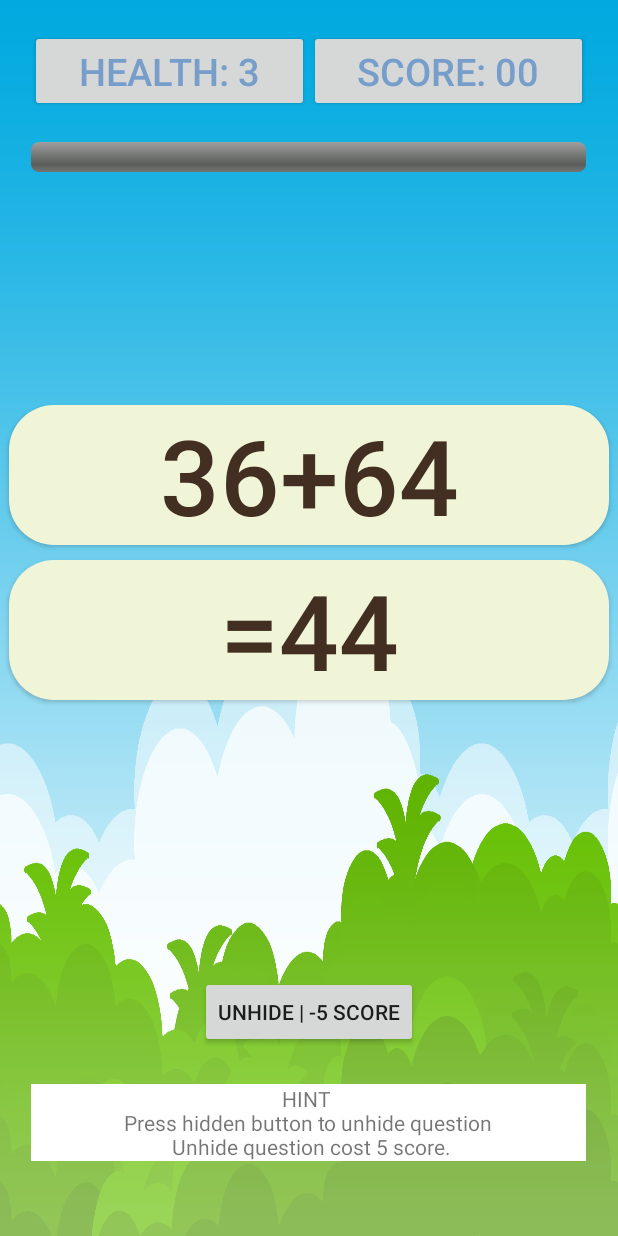
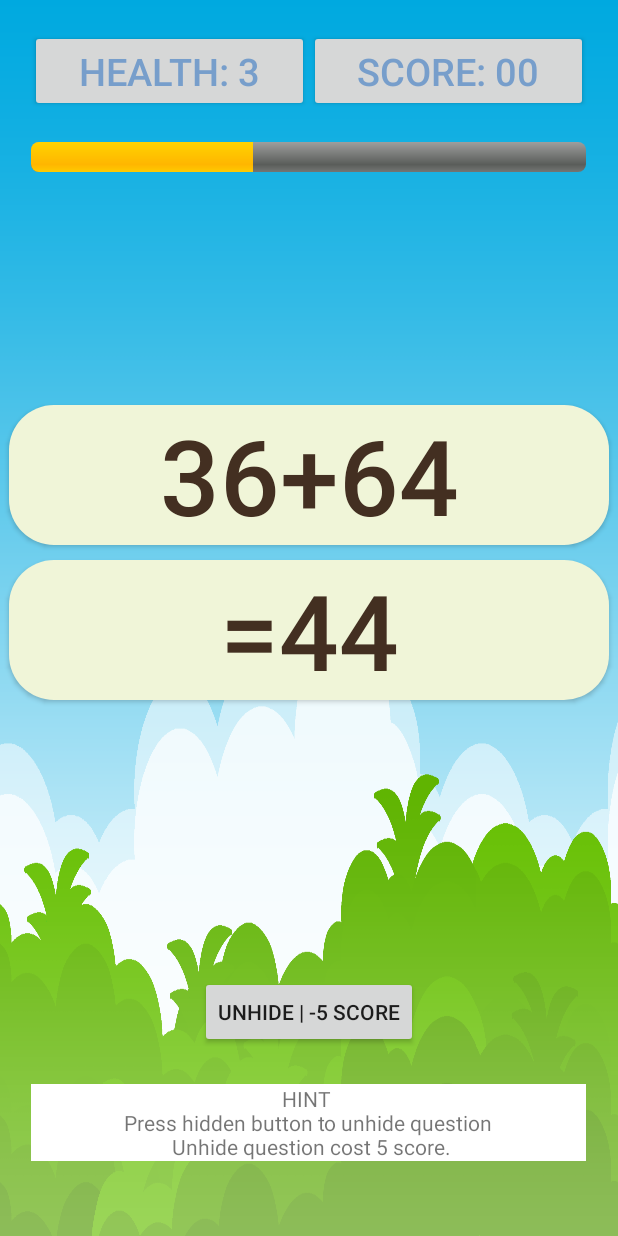
Before and after one commit to aldrichwidjaja/educationalApp_Aldrich, an Android app: the game_activity screen opened directly, with no data from a screen before it, on a phone screen of 412 x 824 dp. Run offline under Robolectric (Android 15) with nearby library versions, the phone set to English and light mode, and no system bars.

Commit message:
final product hopefully

```diff
--- a/EducationalApp_Aldrich/app/src/main/java/com/example/educationalapp_aldrich/game_activity.java
+++ b/EducationalApp_Aldrich/app/src/main/java/com/example/educationalapp_aldrich/game_activity.java
@@ -5,13 +5,18 @@ import androidx.appcompat.app.AppCompatActivity;
 import android.content.Context;
 import android.content.Intent;
 import android.content.SharedPreferences;
+import android.content.res.ColorStateList;
+import android.graphics.Color;
 import android.os.Bundle;
+import android.os.CountDownTimer;
 import android.os.Handler;
 import android.os.Vibrator;
+import android.util.Log;
 import android.view.View;
 import android.widget.Button;
 import android.widget.ImageButton;
 import android.widget.LinearLayout;
+import android.widget.ProgressBar;
 import android.widget.TextView;
 
 import java.util.Random;
@@ -28,6 +33,7 @@ public class game_activity extends AppCompatActivity {
     ImageButton btnCorrect;
     ImageButton btnIncorrect;
     Button unhide;
+    ProgressBar remember;
 
     private SimpleDatabase db;
 
@@ -45,8 +51,10 @@ public class game_activity extends AppCompatActivity {
 
         SharedPreferences pref = getApplicationContext().getSharedPreferences("MyPref", 0);
         health = pref.getInt("health", 3);
+        time_game = (TextView) findViewById(R.id.health_set);
+        time_game.setText("HEALTH: " + health);
 
-        time_game = (TextView) findViewById(R.id.time_game);
+
         score_game = (TextView) findViewById(R.id.score_game);
         question_game = (TextView) findViewById(R.id.question_game);
         result_game = (TextView) findViewById(R.id.result_game);
@@ -96,6 +104,30 @@ public class game_activity extends AppCompatActivity {
     private void generate_question() {
         isResultCorrect = true;
         Random random = new Random();
+
+
+        CountDownTimer mCountDownTimer;
+        remember = (ProgressBar) findViewById(R.id.progressbar);
+        remember.setProgress(0);
+        mCountDownTimer=new CountDownTimer(5300,1000) {
+            int i=0;
+
+            @Override
+            public void onTick(long millisUntilFinished) {
+                Log.v("Log_tag", "Tick of Progress"+ i + millisUntilFinished);
+                i++;
+                remember.setProgress((int)i*100/(5300/1000));
+
+            }
+
+            @Override
+            public void onFinish() {
+                //Do what you want
+                i++;
+                remember.setProgress(100);
+            }
+        };
+        mCountDownTimer.start();
 
         SharedPreferences pref = getApplicationContext().getSharedPreferences("MyPref", 0);
         int a_value = pref.getInt("game_mode", 100);
--- a/EducationalApp_Aldrich/app/src/main/java/com/example/educationalapp_aldrich/setting_activity.java
+++ b/EducationalApp_Aldrich/app/src/main/java/com/example/educationalapp_aldrich/setting_activity.java
@@ -58,7 +58,7 @@ public class setting_activity extends AppCompatActivity {
         });
 
         Spinner dropdown2 = findViewById(R.id.spinner2);
-        String[] items2 = new String[]{"15s", "30s", "45s"};
+        String[] items2 = new String[]{"3", "4", "5"};
         ArrayAdapter<String> adapter2 = new ArrayAdapter<>(this, android.R.layout.simple_spinner_dropdown_item, items2);
         dropdown2.setAdapter(adapter2);
         dropdown2.setOnItemSelectedListener(new AdapterView.OnItemSelectedListener() {
@@ -91,7 +91,7 @@ public class setting_activity extends AppCompatActivity {
             public void onNothingSelected(AdapterView<?> parent) {
                 SharedPreferences pref = getApplicationContext().getSharedPreferences("MyPref", 0);
                 SharedPreferences.Editor editor = pref.edit();
-                editor.putInt("time_limit", 15);
+                editor.putInt("health", 3);
                 editor.apply();
             }
         });
--- a/EducationalApp_Aldrich/app/src/main/res/layout/activity_game_activity.xml
+++ b/EducationalApp_Aldrich/app/src/main/res/layout/activity_game_activity.xml
@@ -23,7 +23,7 @@
             android:layout_width="0dp"
             android:layout_height="wrap_content"
             android:text="Health: 3"
-            android:id="@+id/time_game"
+            android:id="@+id/health_set"
             android:layout_weight="1"
             android:gravity="center"
             android:textColor="#779ECB"
--- a/EducationalApp_Aldrich/app/src/main/res/layout/activity_setting_activity.xml
+++ b/EducationalApp_Aldrich/app/src/main/res/layout/activity_setting_activity.xml
@@ -33,7 +33,7 @@
             android:layout_height="wrap_content"
             android:gravity="center"
             android:layout_marginTop="20dp"
-            android:text="Time Limit"
+            android:text="Set Health"
             android:textSize="30dp"/>
 
         <Spinner
```
